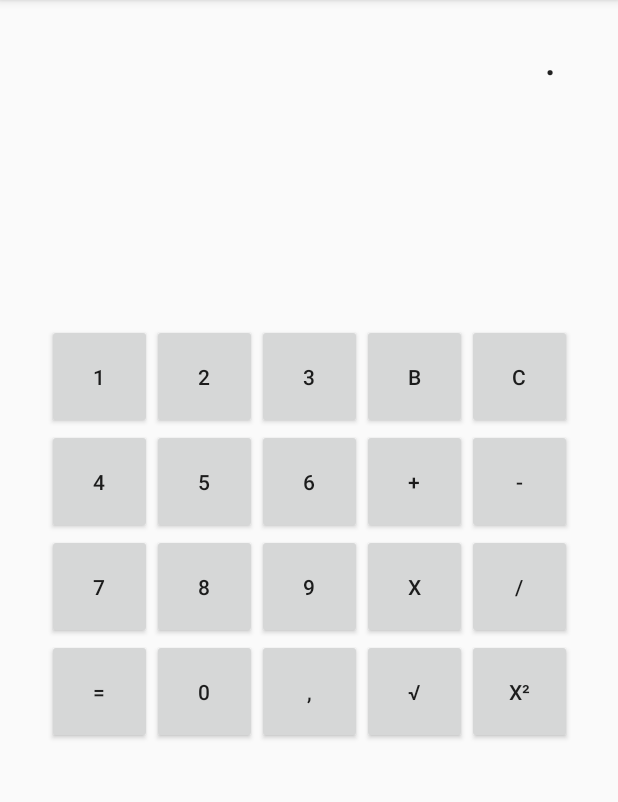
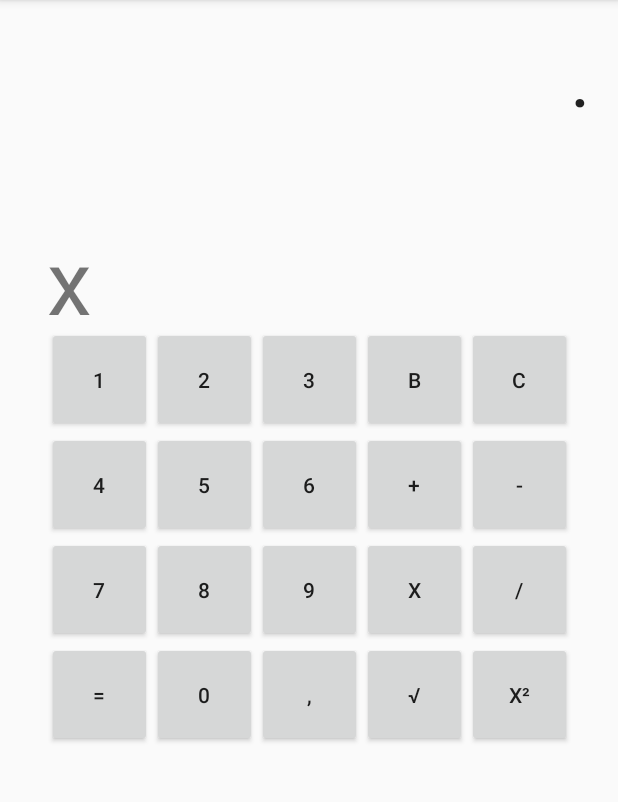
Before and after one commit to kosteklvp/calculator_android, an Android app: the screen it shows after launch (MainActivity), after a tap on an icon or button, on a phone screen of 412 x 824 dp, the part 84-886 px from its top. Run offline under Robolectric (Android 15) with nearby library versions, the phone set to English and light mode, and no system bars; 3 other taps on this screen came first.

Commit message:
dodano funkcje konsoli

```diff
--- a/app/src/main/res/layout/activity_main.xml
+++ b/app/src/main/res/layout/activity_main.xml
@@ -10,22 +10,22 @@
 
     <EditText
         android:id="@+id/editText"
-        android:layout_width="329dp"
-        android:layout_height="168dp"
+        android:layout_width="319dp"
+        android:layout_height="194dp"
         android:layout_marginEnd="8dp"
         android:layout_marginStart="8dp"
         android:layout_marginTop="16dp"
+        android:background="@android:color/transparent"
+        android:cursorVisible="false"
         android:ems="10"
         android:gravity="right"
         android:inputType="textMultiLine"
-        android:textSize="32sp"
+        android:textSize="52sp"
+        android:maxLength="30"
         app:layout_constraintEnd_toEndOf="parent"
-        app:layout_constraintHorizontal_bias="0.505"
+        app:layout_constraintHorizontal_bias="0.873"
         app:layout_constraintStart_toStartOf="parent"
-        app:layout_constraintTop_toTopOf="parent"
-        android:background="@android:color/transparent"
-        android:cursorVisible="false"
-        />
+        app:layout_constraintTop_toTopOf="parent" />
 
     <Button
         android:id="@+id/button1"
@@ -49,7 +49,7 @@
         android:layout_height="70dp"
         android:layout_marginEnd="8dp"
         android:layout_marginStart="8dp"
-        android:layout_marginTop="32dp"
+        android:layout_marginTop="8dp"
         android:text="3"
         app:layout_constraintEnd_toEndOf="parent"
         app:layout_constraintStart_toStartOf="parent"
@@ -199,4 +199,14 @@
         android:text="x²"
         app:layout_constraintStart_toEndOf="@+id/button_squareroot"
         app:layout_constraintTop_toTopOf="@+id/button_squareroot" />
+
+    <TextView
+        android:id="@+id/textView2"
+        android:layout_width="69dp"
+        android:layout_height="64dp"
+        android:layout_marginBottom="8dp"
+        android:textSize="60sp"
+        app:layout_constraintBottom_toTopOf="@+id/button1"
+        app:layout_constraintStart_toStartOf="@+id/button1" />
+
 </android.support.constraint.ConstraintLayout>
```
Also changed, not shown: app/src/main/java/pl/kosteklvp/calculator/MainActivity.java (+58 -26 lines).
